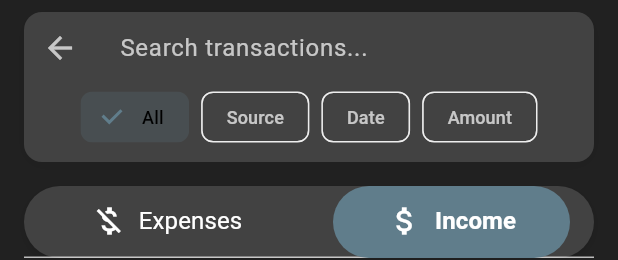
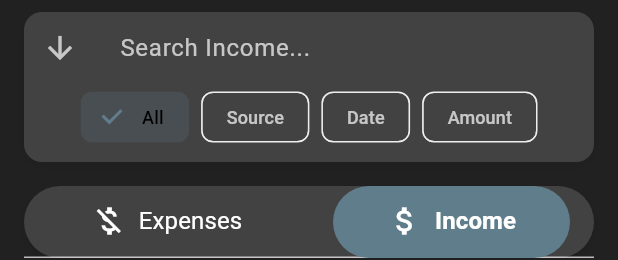
Before and after one commit to knakul853/spendulum, a Flutter app: the ExpenseIncomeList widget shown alone on an empty page, opened directly with empty values, tab 2 chosen, after a tap on the "search" icon, on a phone screen of 412 x 824 dp. Shown: the top 260 px of the screen. Run offline on Flutter 3.47's test engine with Material 3 defaults, Android fonts, the phone set to English and light mode, and no system bars; our stand-ins replace animated_background, fl_chart, flutter_colorpicker, logger, percent_indicator, shared_preferences and 1 more; accounts and stored records are empty.

Commit message:
fixed hint text

```diff
--- a/lib/features/expenses/widgets/expense_income_list.dart
+++ b/lib/features/expenses/widgets/expense_income_list.dart
@@ -30,8 +30,6 @@ class _ExpenseIncomeListState extends State<ExpenseIncomeList>
   String _searchQuery = '';
   String _selectedFilter = 'all'; // 'all', 'category', 'date', 'amount'
   bool _isSearchExpanded = false;
-  String get _categoryOrSourceLabel =>
-      _tabController.index == 0 ? 'Category' : 'Source';
 
   @override
   void initState() {
@@ -126,6 +124,7 @@ class _ExpenseIncomeListState extends State<ExpenseIncomeList>
         builder: (context, constraints) {
           return AnimatedContainer(
             duration: const Duration(milliseconds: 300),
+            curve: Curves.easeInOut,
             margin: EdgeInsets.symmetric(
               horizontal: _isSearchExpanded ? 16 : 8,
               vertical: 8,
@@ -153,10 +152,30 @@ class _ExpenseIncomeListState extends State<ExpenseIncomeList>
                     child: Row(
                       mainAxisSize: MainAxisSize.min,
                       children: [
-                        IconButton(
-                          icon: Icon(_isSearchExpanded
+                        // Animate search/back icon
+                        AnimatedRotation(
+                          duration: const Duration(milliseconds: 300),
+                          turns: _isSearchExpanded ? -0.25 : 0,
+                          child: IconButton(
+                            icon: AnimatedSwitcher(
+                              duration: const Duration(milliseconds: 300),
+                              transitionBuilder:
+                                  (Widget child, Animation<double> animation) {
+                                return RotationTransition(
+                                  turns: animation,
+                                  child: ScaleTransition(
+                                    scale: animation,
+                                    child: child,
+                                  ),
+                                );
+                              },
+                              child: Icon(
+                                _isSearchExpanded
                                     ? Icons.arrow_back
-                              : Icons.search),
+                                    : Icons.search,
+                                key: ValueKey<bool>(_isSearchExpanded),
+                              ),
+                            ),
                             onPressed: () {
                               setState(() {
                                 _isSearchExpanded = !_isSearchExpanded;
@@ -167,12 +186,18 @@ class _ExpenseIncomeListState extends State<ExpenseIncomeList>
                               });
                             },
                           ),
+                        ),
                         if (_isSearchExpanded) ...[
+                          // Animate TextField appearance
                           Expanded(
+                            child: AnimatedOpacity(
+                              duration: const Duration(milliseconds: 200),
+                              opacity: _isSearchExpanded ? 1.0 : 0.0,
                               child: TextField(
                                 controller: _searchController,
-                              decoration: const InputDecoration(
-                                hintText: 'Search transactions...',
+                                decoration: InputDecoration(
+                                  hintText:
+                                      'Search ${_tabController.index == 0 ? 'Expenses' : 'Income'}...',
                                   border: InputBorder.none,
                                   contentPadding: EdgeInsets.symmetric(
                                     horizontal: 16,
@@ -181,34 +206,49 @@ class _ExpenseIncomeListState extends State<ExpenseIncomeList>
                                 ),
                               ),
                             ),
+                          ),
                           if (_searchQuery.isNotEmpty)
-                            IconButton(
+                            // Animate clear button
+                            AnimatedOpacity(
+                              duration: const Duration(milliseconds: 200),
+                              opacity: _searchQuery.isNotEmpty ? 1.0 : 0.0,
+                              child: IconButton(
                                 icon: const Icon(Icons.clear),
                                 onPressed: () {
                                   _searchController.clear();
                                 },
                               ),
+                            ),
                         ],
                       ],
                     ),
                   ),
-                  if (_isSearchExpanded)
-                    Container(
-                      height: 44,
+                  // Animate filter chips
+                  AnimatedSize(
+                    duration: const Duration(milliseconds: 300),
+                    curve: Curves.easeInOut,
+                    child: SizedBox(
+                      height: _isSearchExpanded ? 44 : 0,
+                      child: AnimatedOpacity(
+                        duration: const Duration(milliseconds: 200),
+                        opacity: _isSearchExpanded ? 1.0 : 0.0,
                         child: SingleChildScrollView(
                           scrollDirection: Axis.horizontal,
                           padding: const EdgeInsets.symmetric(horizontal: 8),
                           child: Row(
                             mainAxisSize: MainAxisSize.min,
                             children: [
-                            _buildFilterChip('All', 'all'),
-                            _buildFilterChip(
-                              _categoryOrSourceLabel, // Use the getter here
-                              'category',
+                              _buildAnimatedFilterChip('All', 'all'),
+                              _buildAnimatedFilterChip(
+                                  _tabController.index == 0
+                                      ? 'Category'
+                                      : "Source",
+                                  'category'),
+                              _buildAnimatedFilterChip('Date', 'date'),
+                              _buildAnimatedFilterChip('Amount', 'amount'),
+                            ],
                           ),
-                            _buildFilterChip('Date', 'date'),
-                            _buildFilterChip('Amount', 'amount'),
-                          ],
+                        ),
                       ),
                     ),
                   ),
@@ -221,8 +261,14 @@ class _ExpenseIncomeListState extends State<ExpenseIncomeList>
     );
   }
 
-  Widget _buildFilterChip(String label, String value) {
-    return Padding(
+  Widget _buildAnimatedFilterChip(String label, String value) {
+    return AnimatedScale(
+      duration: const Duration(milliseconds: 200),
+      scale: _isSearchExpanded ? 1.0 : 0.0,
+      child: AnimatedOpacity(
+        duration: const Duration(milliseconds: 200),
+        opacity: _isSearchExpanded ? 1.0 : 0.0,
+        child: Padding(
           padding: const EdgeInsets.symmetric(horizontal: 4),
           child: FilterChip(
             label: Text(
@@ -240,6 +286,10 @@ class _ExpenseIncomeListState extends State<ExpenseIncomeList>
             checkmarkColor: Theme.of(context).primaryColor,
             padding: EdgeInsets.symmetric(horizontal: 8, vertical: 4),
             materialTapTargetSize: MaterialTapTargetSize.shrinkWrap,
+            elevation: 0,
+            pressElevation: 0,
+          ),
+        ),
       ),
     );
   }
```
Lines whose indentation alone changed are shown as unchanged.
